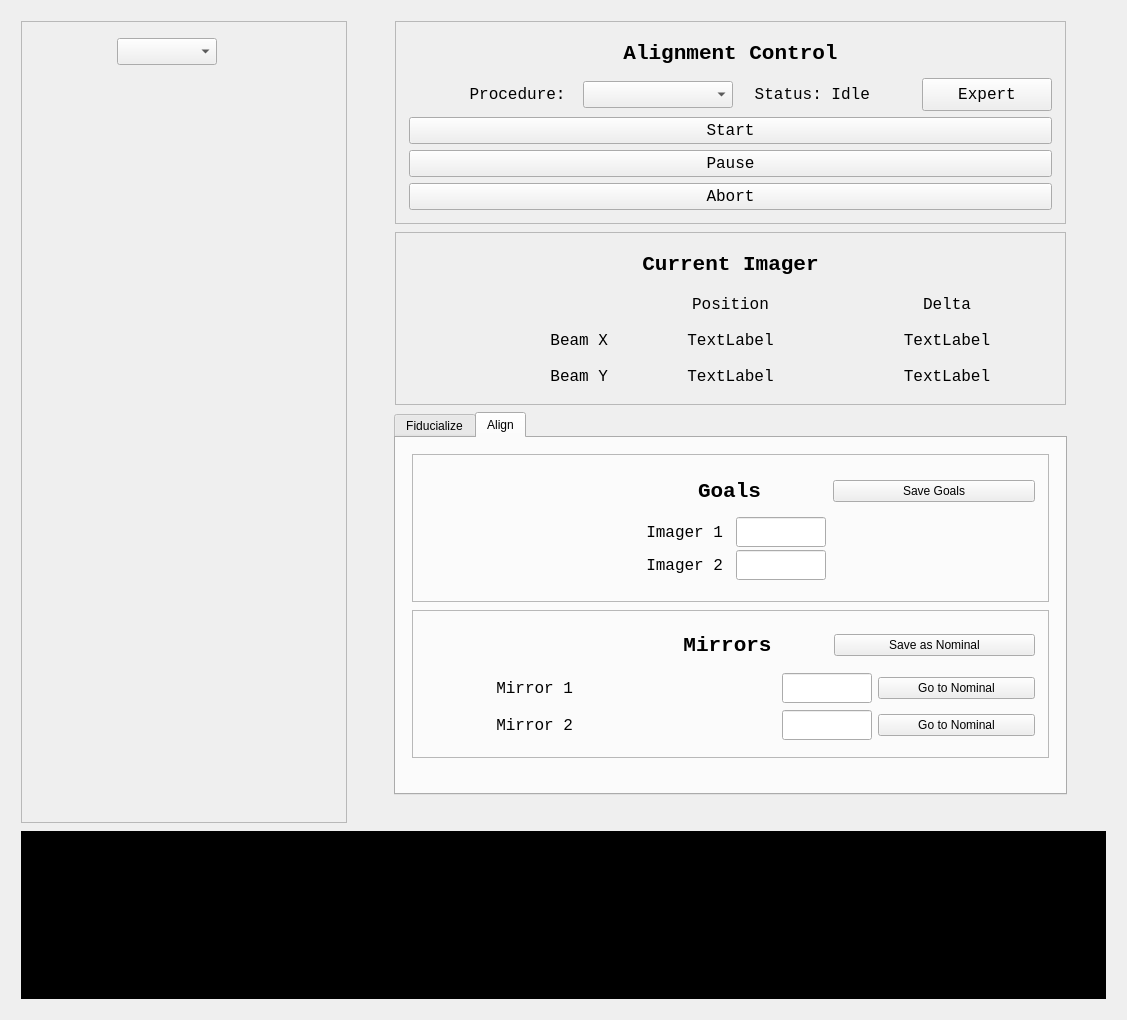
Before: the Qt Designer form skywalker/gui.ui in slaclab/skywalker, drawn with Qt 5.
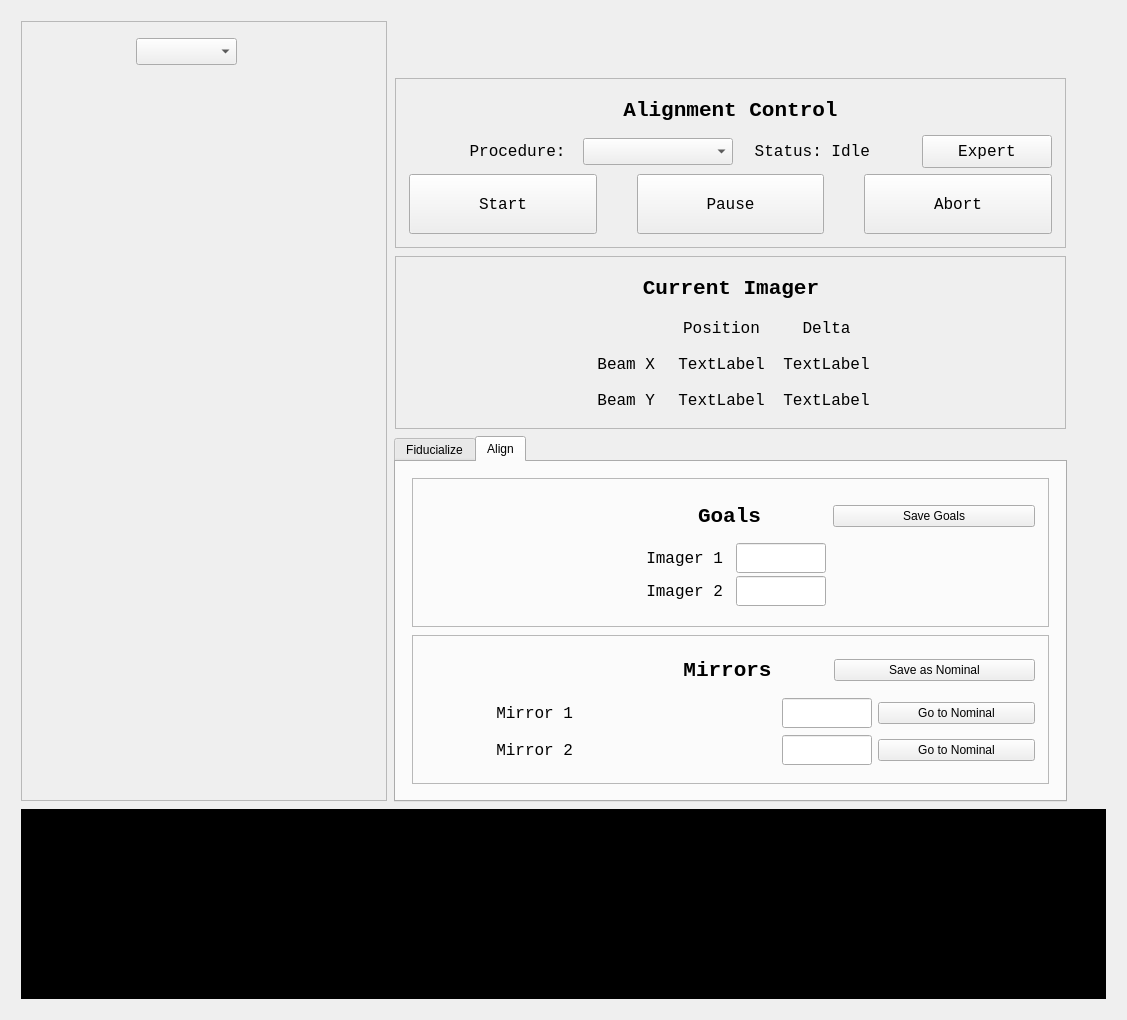
After: the same form once the commit is applied. The open tabs and pages were chosen to show the change. Custom widgets are drawn as their Qt base class.

Commit message: ENH: Some gui nitpicking. Resize and rearrange start, pause, stop buttons. Resize the centroid readbacks to be more compact Change gui resizing rules to keep controls adjacent to logs

```diff
--- a/skywalker/gui.ui
+++ b/skywalker/gui.ui
@@ -51,8 +51,8 @@
        <rect>
         <x>0</x>
         <y>0</y>
-        <width>1109</width>
-        <height>1002</height>
+        <width>1146</width>
+        <height>988</height>
        </rect>
       </property>
       <property name="styleSheet">
@@ -225,26 +225,21 @@
            </layout>
           </widget>
          </item>
-         <item>
-          <spacer name="horizontalSpacer_2">
-           <property name="orientation">
-            <enum>Qt::Horizontal</enum>
-           </property>
-           <property name="sizeType">
-            <enum>QSizePolicy::Minimum</enum>
-           </property>
-           <property name="sizeHint" stdset="0">
-            <size>
-             <width>40</width>
-             <height>20</height>
-            </size>
-           </property>
-          </spacer>
-         </item>
          <item>
           <layout class="QVBoxLayout" name="control_layout">
            <item>
-            <layout class="QHBoxLayout" name="layout_row_1">
+            <spacer name="mirrors_spacer">
+             <property name="orientation">
+              <enum>Qt::Vertical</enum>
+             </property>
+             <property name="sizeHint" stdset="0">
+              <size>
+               <width>20</width>
+               <height>40</height>
+              </size>
+             </property>
+            </spacer>
+           </item>
              <item>
               <widget class="QFrame" name="alignment_frame">
                <property name="sizePolicy">
@@ -411,7 +406,21 @@
                  </layout>
                 </item>
                 <item>
+               <layout class="QHBoxLayout" name="horizontalLayout_2">
+                <property name="spacing">
+                 <number>0</number>
+                </property>
+                <property name="bottomMargin">
+                 <number>0</number>
+                </property>
+                <item>
                  <widget class="QPushButton" name="start_button">
+                  <property name="minimumSize">
+                   <size>
+                    <width>0</width>
+                    <height>60</height>
+                   </size>
+                  </property>
                   <property name="font">
                    <font>
                     <family>Monospace</family>
@@ -423,8 +432,30 @@
                   </property>
                  </widget>
                 </item>
+                <item>
+                 <spacer name="horizontalSpacer_5">
+                  <property name="orientation">
+                   <enum>Qt::Horizontal</enum>
+                  </property>
+                  <property name="sizeType">
+                   <enum>QSizePolicy::Fixed</enum>
+                  </property>
+                  <property name="sizeHint" stdset="0">
+                   <size>
+                    <width>40</width>
+                    <height>20</height>
+                   </size>
+                  </property>
+                 </spacer>
+                </item>
                 <item>
                  <widget class="QPushButton" name="pause_button">
+                  <property name="minimumSize">
+                   <size>
+                    <width>0</width>
+                    <height>60</height>
+                   </size>
+                  </property>
                   <property name="font">
                    <font>
                     <family>Monospace</family>
@@ -436,8 +467,30 @@
                   </property>
                  </widget>
                 </item>
+                <item>
+                 <spacer name="horizontalSpacer_14">
+                  <property name="orientation">
+                   <enum>Qt::Horizontal</enum>
+                  </property>
+                  <property name="sizeType">
+                   <enum>QSizePolicy::Fixed</enum>
+                  </property>
+                  <property name="sizeHint" stdset="0">
+                   <size>
+                    <width>40</width>
+                    <height>20</height>
+                   </size>
+                  </property>
+                 </spacer>
+                </item>
                 <item>
                  <widget class="QPushButton" name="abort_button">
+                  <property name="minimumSize">
+                   <size>
+                    <width>0</width>
+                    <height>60</height>
+                   </size>
+                  </property>
                   <property name="font">
                    <font>
                     <family>Monospace</family>
@@ -450,9 +503,9 @@
                  </widget>
                 </item>
                </layout>
-              </widget>
-             </item>
-            </layout>
+              </item>
+             </layout>
+            </widget>
            </item>
            <item>
             <widget class="QFrame" name="centroid_frame">
@@ -485,6 +538,32 @@
              </property>
              <layout class="QVBoxLayout" name="verticalLayout_4">
               <item>
+               <layout class="QHBoxLayout" name="horizontalLayout_4">
+                <property name="rightMargin">
+                 <number>0</number>
+                </property>
+                <property name="bottomMargin">
+                 <number>0</number>
+                </property>
+                <item>
+                 <spacer name="horizontalSpacer_15">
+                  <property name="orientation">
+                   <enum>Qt::Horizontal</enum>
+                  </property>
+                  <property name="sizeHint" stdset="0">
+                   <size>
+                    <width>40</width>
+                    <height>20</height>
+                   </size>
+                  </property>
+                 </spacer>
+                </item>
+                <item>
+                 <layout class="QVBoxLayout" name="verticalLayout_12">
+                  <property name="bottomMargin">
+                   <number>0</number>
+                  </property>
+                  <item>
                <widget class="QLabel" name="readback_imager_title">
                 <property name="font">
                  <font>
@@ -741,6 +820,23 @@
                </layout>
               </item>
              </layout>
+                </item>
+                <item>
+                 <spacer name="horizontalSpacer_2">
+                  <property name="orientation">
+                   <enum>Qt::Horizontal</enum>
+                  </property>
+                  <property name="sizeHint" stdset="0">
+                   <size>
+                    <width>40</width>
+                    <height>20</height>
+                   </size>
+                  </property>
+                 </spacer>
+                </item>
+               </layout>
+              </item>
+             </layout>
             </widget>
            </item>
            <item>
@@ -2026,19 +2122,6 @@
                    </layout>
                   </widget>
                  </item>
-                 <item>
-                  <spacer name="goals_spacer_2">
-                   <property name="orientation">
-                    <enum>Qt::Vertical</enum>
-                   </property>
-                   <property name="sizeHint" stdset="0">
-                    <size>
-                     <width>20</width>
-                     <height>40</height>
-                    </size>
-                   </property>
-                  </spacer>
-                 </item>
                 </layout>
                </widget>
               </widget>
@@ -2046,21 +2129,7 @@
             </layout>
            </item>
            <item>
-            <layout class="QHBoxLayout" name="layout_row_3">
-             <item>
-              <spacer name="mirrors_spacer">
-               <property name="orientation">
-                <enum>Qt::Vertical</enum>
-               </property>
-               <property name="sizeHint" stdset="0">
-                <size>
-                 <width>20</width>
-                 <height>40</height>
-                </size>
-               </property>
-              </spacer>
-             </item>
-            </layout>
+            <layout class="QHBoxLayout" name="layout_row_3"/>
            </item>
           </layout>
          </item>
```
Left out of the diff: 10 changed lines with no effect on the pictures. Lines whose indentation alone changed are shown as unchanged.
